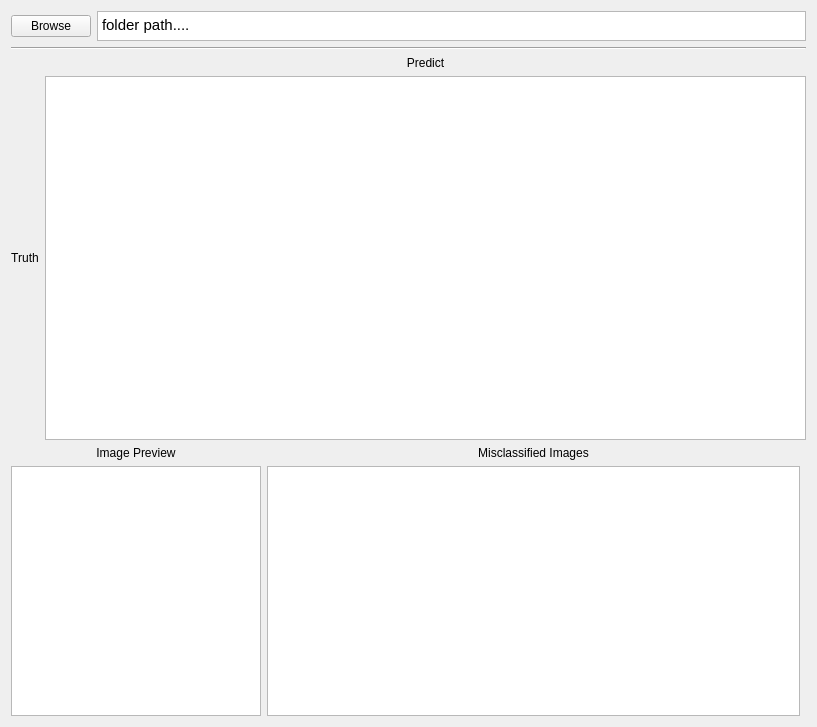
The window that mainwindow.ui (cskostas87/ViewResults) describes before a commit, drawn with Qt 5.
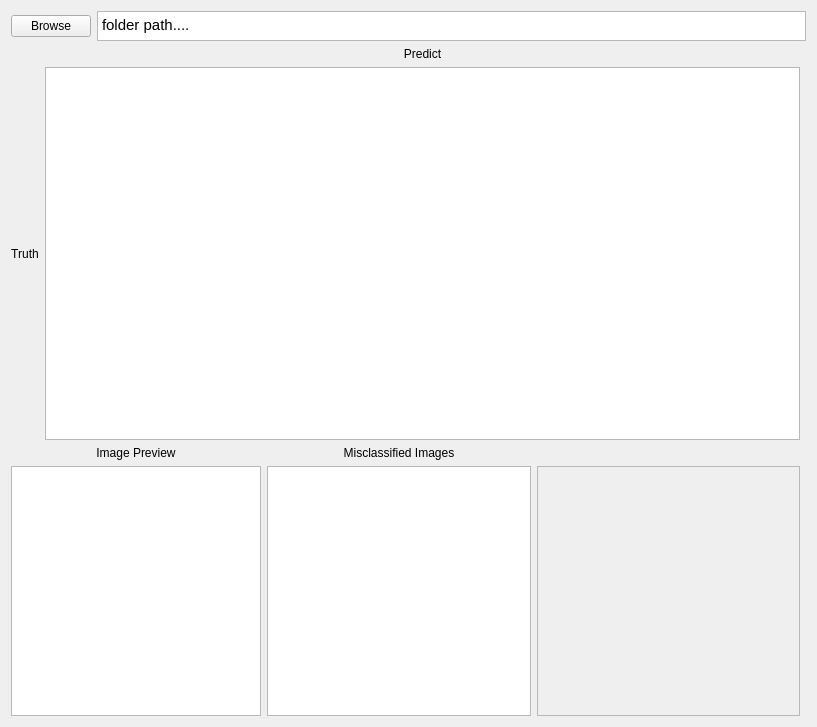
The same window after the commit.

```diff
--- a/mainwindow.ui
+++ b/mainwindow.ui
@@ -11,27 +11,59 @@
    </rect>
   </property>
   <property name="windowTitle">
-   <string>ViewResults_v_0.1</string>
+   <string>ViewResults_v_0.2</string>
   </property>
-  <property name="layoutDirection">
-   <enum>Qt::LeftToRight</enum>
-  </property>
-  <widget class="QWidget" name="widget">
-   <property name="enabled">
-    <bool>true</bool>
-   </property>
-   <property name="sizePolicy">
-    <sizepolicy hsizetype="Expanding" vsizetype="Expanding">
-     <horstretch>0</horstretch>
-     <verstretch>0</verstretch>
-    </sizepolicy>
-   </property>
-   <property name="layoutDirection">
-    <enum>Qt::LeftToRight</enum>
-   </property>
-   <layout class="QGridLayout" name="gridLayout_3">
+  <widget class="QWidget" name="centralWidget">
+   <layout class="QGridLayout" name="gridLayout">
+    <item row="2" column="0">
+     <layout class="QGridLayout" name="confGridLayout">
+      <item row="1" column="0">
+       <widget class="QLabel" name="Truthlabel">
+        <property name="text">
+         <string>Truth</string>
+        </property>
+        <property name="alignment">
+         <set>Qt::AlignCenter</set>
+        </property>
+       </widget>
+      </item>
+      <item row="1" column="1">
+       <widget class="QTableWidget" name="grid">
+        <property name="enabled">
+         <bool>true</bool>
+        </property>
+       </widget>
+      </item>
+      <item row="0" column="1">
+       <widget class="QLabel" name="PredictLabel">
+        <property name="text">
+         <string>Predict</string>
+        </property>
+        <property name="alignment">
+         <set>Qt::AlignCenter</set>
+        </property>
+       </widget>
+      </item>
+     </layout>
+    </item>
     <item row="0" column="0" colspan="2">
      <layout class="QGridLayout" name="UpGridLayout">
+      <item row="0" column="0">
+       <widget class="QPushButton" name="pushButton">
+        <property name="maximumSize">
+         <size>
+          <width>80</width>
+          <height>16777215</height>
+         </size>
+        </property>
+        <property name="cursor">
+         <cursorShape>PointingHandCursor</cursorShape>
+        </property>
+        <property name="text">
+         <string>Browse</string>
+        </property>
+       </widget>
+      </item>
       <item row="0" column="1">
        <widget class="QTextEdit" name="dirPathTextEdit">
         <property name="sizePolicy">
@@ -55,137 +87,12 @@
         </property>
        </widget>
       </item>
-      <item row="0" column="0">
-       <widget class="QPushButton" name="pushButton">
-        <property name="maximumSize">
-         <size>
-          <width>80</width>
-          <height>16777215</height>
-         </size>
-        </property>
-        <property name="text">
-         <string>Browse</string>
-        </property>
-       </widget>
-      </item>
-     </layout>
-    </item>
-    <item row="1" column="0" colspan="2">
-     <widget class="Line" name="line">
-      <property name="orientation">
-       <enum>Qt::Horizontal</enum>
-      </property>
-     </widget>
-    </item>
-    <item row="2" column="0" colspan="2">
-     <layout class="QGridLayout" name="ConfusionGridLayout">
-      <property name="sizeConstraint">
-       <enum>QLayout::SetDefaultConstraint</enum>
-      </property>
-      <item row="2" column="1">
-       <widget class="QTableWidget" name="grid">
-        <property name="sizePolicy">
-         <sizepolicy hsizetype="Expanding" vsizetype="Expanding">
-          <horstretch>0</horstretch>
-          <verstretch>0</verstretch>
-         </sizepolicy>
-        </property>
-       </widget>
-      </item>
-      <item row="2" column="0">
-       <widget class="QLabel" name="Truthlabel">
-        <property name="sizePolicy">
-         <sizepolicy hsizetype="Preferred" vsizetype="Maximum">
-          <horstretch>0</horstretch>
-          <verstretch>0</verstretch>
-         </sizepolicy>
-        </property>
-        <property name="layoutDirection">
-         <enum>Qt::LeftToRight</enum>
-        </property>
-        <property name="frameShape">
-         <enum>QFrame::NoFrame</enum>
-        </property>
-        <property name="text">
-         <string>Truth</string>
-        </property>
-        <property name="textFormat">
-         <enum>Qt::AutoText</enum>
-        </property>
-        <property name="alignment">
-         <set>Qt::AlignCenter</set>
-        </property>
-        <property name="wordWrap">
-         <bool>false</bool>
-        </property>
-       </widget>
-      </item>
-      <item row="1" column="1">
-       <widget class="QLabel" name="label_4">
-        <property name="text">
-         <string>Predict</string>
-        </property>
-        <property name="alignment">
-         <set>Qt::AlignCenter</set>
-        </property>
-       </widget>
-      </item>
      </layout>
     </item>
     <item row="3" column="0">
-     <layout class="QGridLayout" name="BottomGridLayout">
-      <property name="sizeConstraint">
-       <enum>QLayout::SetDefaultConstraint</enum>
-      </property>
-      <property name="spacing">
-       <number>6</number>
-      </property>
-      <item row="1" column="0">
-       <widget class="QGraphicsView" name="previewImage">
-        <property name="sizePolicy">
-         <sizepolicy hsizetype="Expanding" vsizetype="Fixed">
-          <horstretch>0</horstretch>
-          <verstretch>0</verstretch>
-         </sizepolicy>
-        </property>
-        <property name="minimumSize">
-         <size>
-          <width>250</width>
-          <height>250</height>
-         </size>
-        </property>
-        <property name="maximumSize">
-         <size>
-          <width>250</width>
-          <height>250</height>
-         </size>
-        </property>
-       </widget>
-      </item>
-      <item row="0" column="0">
+     <layout class="QGridLayout" name="BottomLayout">
+      <item row="0" column="1">
        <widget class="QLabel" name="label">
-        <property name="sizePolicy">
-         <sizepolicy hsizetype="Preferred" vsizetype="Preferred">
-          <horstretch>0</horstretch>
-          <verstretch>0</verstretch>
-         </sizepolicy>
-        </property>
-        <property name="text">
-         <string>Image Preview</string>
-        </property>
-        <property name="alignment">
-         <set>Qt::AlignCenter</set>
-        </property>
-       </widget>
-      </item>
-      <item row="0" column="1">
-       <widget class="QLabel" name="label_2">
-        <property name="sizePolicy">
-         <sizepolicy hsizetype="Preferred" vsizetype="Fixed">
-          <horstretch>0</horstretch>
-          <verstretch>0</verstretch>
-         </sizepolicy>
-        </property>
         <property name="text">
          <string>Misclassified Images</string>
         </property>
@@ -210,6 +117,79 @@
         </property>
        </widget>
       </item>
+      <item row="0" column="0">
+       <widget class="QLabel" name="label_2">
+        <property name="text">
+         <string>Image Preview</string>
+        </property>
+        <property name="alignment">
+         <set>Qt::AlignCenter</set>
+        </property>
+       </widget>
+      </item>
+      <item row="1" column="0">
+       <widget class="QGraphicsView" name="previewImage">
+        <property name="sizePolicy">
+         <sizepolicy hsizetype="Expanding" vsizetype="Fixed">
+          <horstretch>0</horstretch>
+          <verstretch>0</verstretch>
+         </sizepolicy>
+        </property>
+        <property name="minimumSize">
+         <size>
+          <width>250</width>
+          <height>250</height>
+         </size>
+        </property>
+        <property name="maximumSize">
+         <size>
+          <width>250</width>
+          <height>250</height>
+         </size>
+        </property>
+       </widget>
+      </item>
+      <item row="1" column="2">
+       <widget class="QScrollArea" name="scrollArea">
+        <property name="sizePolicy">
+         <sizepolicy hsizetype="Expanding" vsizetype="Fixed">
+          <horstretch>0</horstretch>
+          <verstretch>0</verstretch>
+         </sizepolicy>
+        </property>
+        <property name="minimumSize">
+         <size>
+          <width>0</width>
+          <height>250</height>
+         </size>
+        </property>
+        <property name="maximumSize">
+         <size>
+          <width>400</width>
+          <height>16777215</height>
+         </size>
+        </property>
+        <property name="verticalScrollBarPolicy">
+         <enum>Qt::ScrollBarAlwaysOff</enum>
+        </property>
+        <property name="horizontalScrollBarPolicy">
+         <enum>Qt::ScrollBarAlwaysOff</enum>
+        </property>
+        <property name="widgetResizable">
+         <bool>true</bool>
+        </property>
+        <widget class="QWidget" name="scrollAreaWidgetContents">
+         <property name="geometry">
+          <rect>
+           <x>0</x>
+           <y>0</y>
+           <width>262</width>
+           <height>248</height>
+          </rect>
+         </property>
+        </widget>
+       </widget>
+      </item>
      </layout>
     </item>
    </layout>
```
